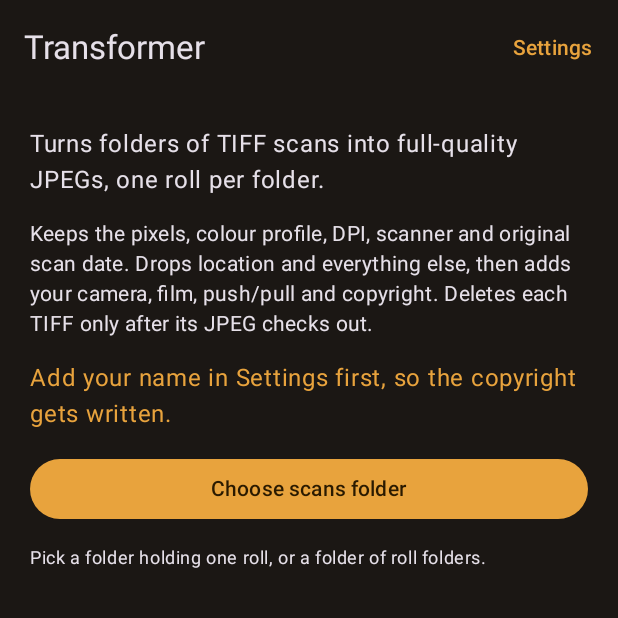
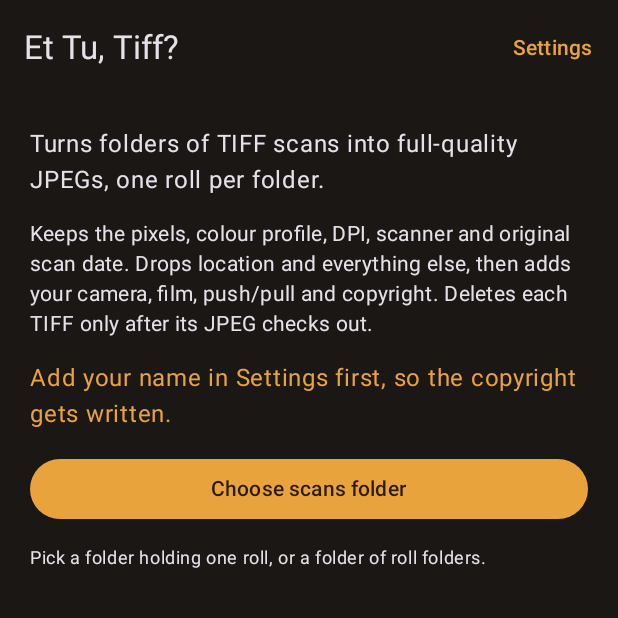
Before and after one commit to BarionStoneface/EtTu-Tiff, an Android app built with Jetpack Compose: the screen it shows after launch (MainActivity), on a phone screen of 412 x 824 dp, the top half of it. Run offline under Robolectric (Android 15) with nearby library versions, the phone set to English and light mode, and no system bars.

Commit message:
Rename the app to Et Tu, Tiff?
Co-Authored-By: Claude Opus 5.5 <noreply@anthropic.com>
Claude-Session: https://claude.ai/code/session_013qUTYWtfU7oaXX5f4yReGR

```diff
--- a/android/app/src/main/java/com/barion/filmscans/Ui.kt
+++ b/android/app/src/main/java/com/barion/filmscans/Ui.kt
@@ -78,7 +78,7 @@ fun App(m: AppModel) {
     Scaffold(
         topBar = {
             TopAppBar(
-                title = { Text(if (settings) "Settings" else "Transformer") },
+                title = { Text(if (settings) "Settings" else "Et Tu, Tiff?") },
                 actions = {
                     if (settings) TextButton(onClick = { m.saveSettings(); settings = false }) { Text("Done") }
                     else if (m.phase != Phase.Converting) TextButton(onClick = { settings = true }) { Text("Settings") }
--- a/android/app/src/main/res/values/strings.xml
+++ b/android/app/src/main/res/values/strings.xml
@@ -1,4 +1,4 @@
 <?xml version="1.0" encoding="utf-8"?>
 <resources>
-    <string name="app_name">Transformer</string>
+    <string name="app_name">Et Tu, Tiff?</string>
 </resources>
--- a/android/settings.gradle.kts
+++ b/android/settings.gradle.kts
@@ -12,5 +12,5 @@ dependencyResolutionManagement {
         mavenCentral()
     }
 }
-rootProject.name = "Transformer"
+rootProject.name = "EtTuTiff"
 include(":app")
```
Also changed, not shown: 2 other files.
